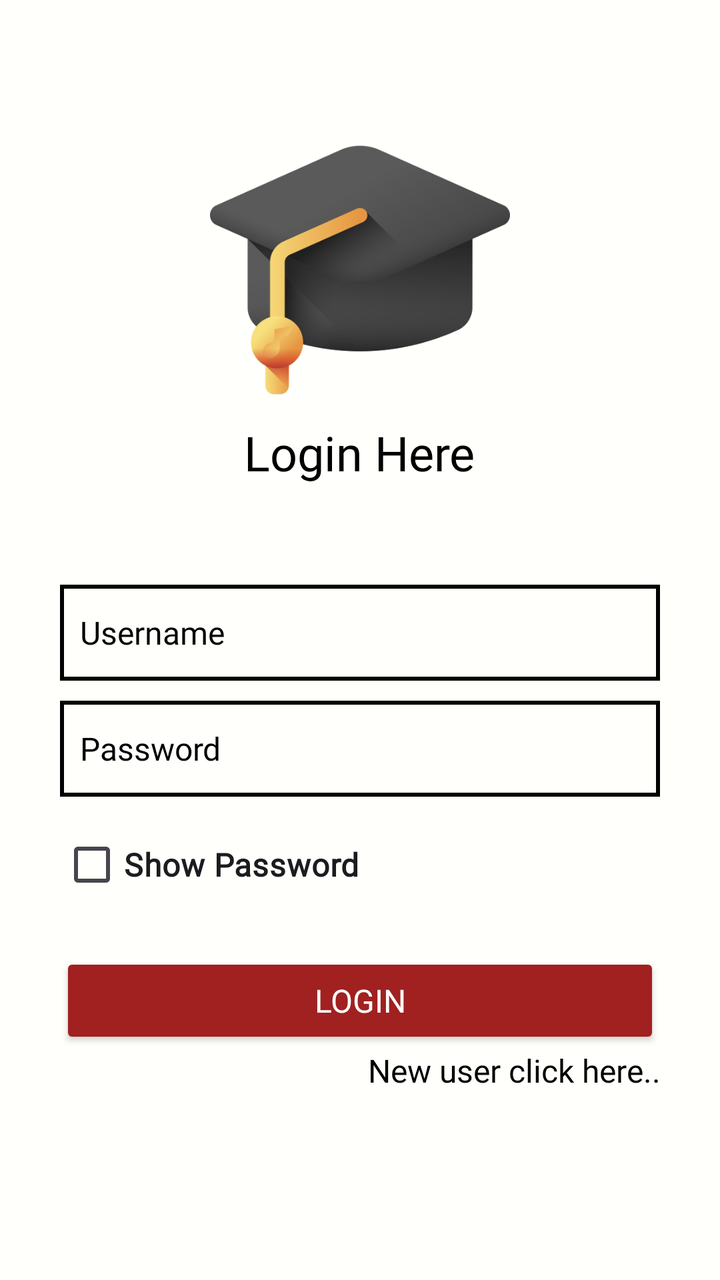
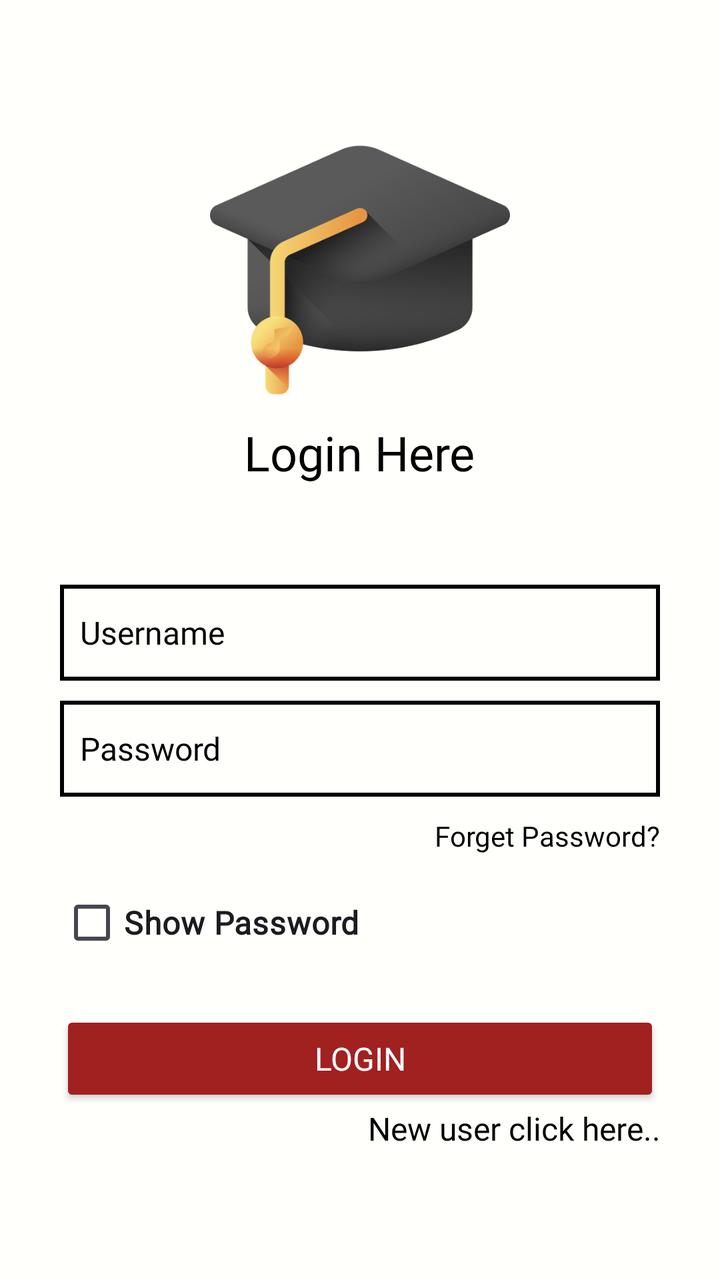

An Android layout rendered at two revisions. The XML below is the earlier revision; the diff shows what the commit changed to produce the second picture.
<!-- AndroidManifest.xml: application theme Theme.MountreachIndustrailTrainingApp -->
<!-- res/layout/activity_login.xml -->
<?xml version="1.0" encoding="utf-8"?>
<RelativeLayout xmlns:android="http://schemas.android.com/apk/res/android"
    xmlns:app="http://schemas.android.com/apk/res-auto"
    xmlns:tools="http://schemas.android.com/tools"
    android:id="@+id/main"
    android:layout_width="match_parent"
    android:layout_height="match_parent"
    tools:context=".LoginActivity"
    android:background="@color/yellow">


    <ImageView
        android:layout_width="150dp"
        android:layout_height="150dp"
        android:id="@+id/ivLoginLogo"
        android:src="@drawable/app_logo_2_splash_screen"
        android:layout_centerHorizontal="true"
        android:layout_marginTop="60dp">

    </ImageView>
    <TextView
        android:id="@+id/tvLoginTitle"
        android:layout_width="wrap_content"
        android:layout_height="wrap_content"
        android:text="Login Here"
        android:textSize="24sp"
        android:textColor="@color/black"
        android:fontFamily="@font/abril_fatface"
        android:layout_below="@+id/ivLoginLogo"
        android:layout_centerHorizontal="true">

    </TextView>

    <LinearLayout
        android:layout_width="match_parent"
        android:layout_height="wrap_content"
        android:orientation="vertical"
        android:layout_below="@+id/tvLoginTitle"
        android:layout_marginStart="20dp"
        android:layout_marginEnd="20dp"
        android:layout_marginTop="30dp"
        android:padding="10dp">

        <EditText
            android:id="@+id/etName"
            android:layout_width="match_parent"
            android:layout_height="wrap_content"
            android:layout_marginTop="10dp"
            android:fontFamily="@font/abril_fatface"
            android:hint="Username"
            android:inputType="text"
            android:minHeight="48dp"
            android:textColor="@color/black"
            android:textColorHint="@color/black"
            android:textSize="16sp"
            android:background="@drawable/rectangle"
            android:padding="10dp">

        </EditText>

        <EditText
            android:id="@+id/etPass"
            android:layout_width="match_parent"
            android:layout_height="wrap_content"
            android:layout_marginTop="10dp"
            android:fontFamily="@font/abril_fatface"
            android:hint="Password"
            android:inputType="text"
            android:minHeight="48dp"
            android:textColor="@color/black"
            android:textColorHint="@color/black"
            android:textSize="16sp"
            android:background="@drawable/rectangle"
            android:padding="10dp">

        </EditText>

        <CheckBox
            android:layout_width="match_parent"
            android:layout_height="wrap_content"
            android:id="@+id/cbLoginShowAndHidePassword"
            android:text="Show Password"
            android:textStyle="bold"
            android:textSize="16sp"
            android:layout_marginTop="10dp"
            android:checked="false"
            android:fontFamily="@font/abril_fatface"
            android:backgroundTint="@color/orange">

        </CheckBox>

        <androidx.appcompat.widget.AppCompatButton
            android:id="@+id/btnLogin"
            android:layout_width="match_parent"
            android:layout_height="wrap_content"
            android:layout_marginTop="20dp"
            android:text="Login"
            android:backgroundTint="@color/orange"
            android:textSize="16sp"
            android:fontFamily="@font/abril_fatface"
            android:textColor="@color/white"

            >


        </androidx.appcompat.widget.AppCompatButton>

        <TextView
            android:id="@+id/tvNewUserTitle"
            android:layout_width="match_parent"
            android:layout_height="wrap_content"
            android:text="New user click here.."
            android:textSize="16sp"
            android:fontFamily="@font/abril_fatface"
            android:layout_below="@+id/ivLoginLogo"
            android:layout_centerHorizontal="true"
            android:textColor="@color/black"
            android:textAlignment="textEnd">

        </TextView>





    </LinearLayout>






</RelativeLayout>
<!-- resources referenced by this layout -->
<resources>
  <color name="black">#FF000000</color>
  <color name="orange">#A12020</color>
  <color name="white">#FFFFFFFF</color>
  <color name="yellow">#FFFFFC</color>
  <!-- drawable app_logo_2_splash_screen: png bitmap (drawable, 36186 bytes) -->
  <!-- drawable rectangle (drawable) -->
  <?xml version="1.0" encoding="utf-8"?>
  <shape xmlns:android="http://schemas.android.com/apk/res/android"
      android:shape="rectangle">
  
      
  
  
  
  
      
  
  
      
  
  
      
      <stroke
          android:width="2dp"
          android:color="#000000" /> 
  
  </shape>
  <style name="Theme.MountreachIndustrailTrainingApp" parent="Base.Theme.MountreachIndustrailTrainingApp" />
  <style name="Base.Theme.MountreachIndustrailTrainingApp" parent="Theme.Material3.DayNight.NoActionBar">
          
          
      </style>
</resources>

<!-- the commit's change to res/layout/activity_login.xml (unified diff, before → after) -->
@@ -74,6 +74,20 @@
             android:padding="10dp">
 
         </EditText>
+        <TextView
+            android:id="@+id/tv_forget_password"
+            android:layout_width="wrap_content"
+            android:layout_height="wrap_content"
+            android:text="Forget Password?"
+            android:textSize="14sp"
+            android:layout_marginTop="10dp"
+            android:layout_gravity="right"
+            android:textColor="@color/black"
+            android:fontFamily="@font/abril_fatface"
+            android:layout_below="@+id/ivLoginLogo"
+            android:layout_centerHorizontal="true">
+
+        </TextView>
 
         <CheckBox
             android:layout_width="match_parent"
